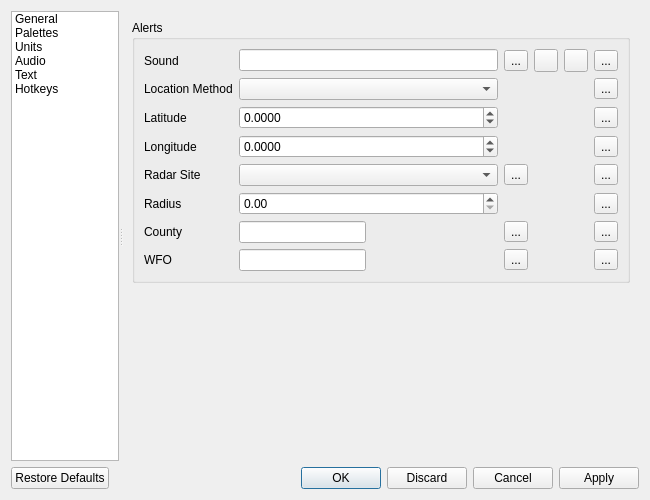
Above: scwx-qt/source/scwx/qt/ui/settings_dialog.ui from TornadoRTX/TorDar before the change. Below: the same form after it.
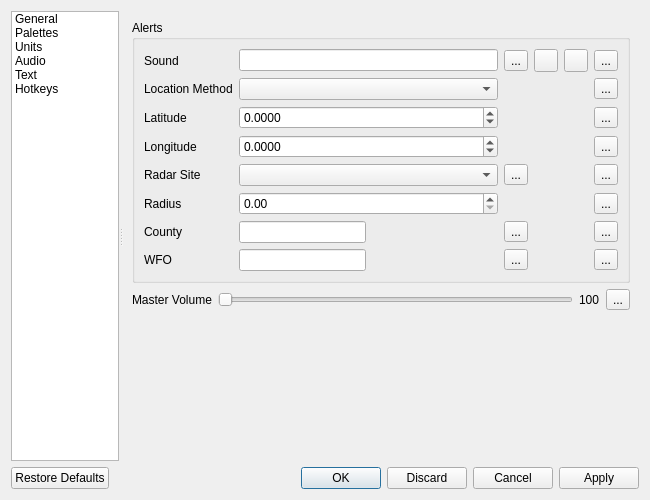
That is the form after the change. The open tabs and pages were chosen to show the change. Icons and pictures are not drawn. Custom widgets are drawn as their Qt base class.

Commit message: Add master volume control to audio settings

Patch:
```diff
--- a/scwx-qt/source/scwx/qt/ui/settings_dialog.ui
+++ b/scwx-qt/source/scwx/qt/ui/settings_dialog.ui
@@ -1231,6 +1231,56 @@
              </layout>
             </widget>
            </item>
+           <item>
+            <widget class="QWidget" name="widget" native="true">
+             <layout class="QGridLayout" name="gridLayout_5">
+              <property name="leftMargin">
+               <number>0</number>
+              </property>
+              <property name="topMargin">
+               <number>0</number>
+              </property>
+              <property name="rightMargin">
+               <number>0</number>
+              </property>
+              <property name="bottomMargin">
+               <number>0</number>
+              </property>
+              <item row="1" column="1">
+               <widget class="QSlider" name="masterVolumeSlider">
+                <property name="orientation">
+                 <enum>Qt::Orientation::Horizontal</enum>
+                </property>
+               </widget>
+              </item>
+              <item row="1" column="2">
+               <widget class="QLabel" name="masterVolumeLabel">
+                <property name="text">
+                 <string>100</string>
+                </property>
+               </widget>
+              </item>
+              <item row="1" column="0">
+               <widget class="QLabel" name="label_35">
+                <property name="text">
+                 <string>Master Volume</string>
+                </property>
+               </widget>
+              </item>
+              <item row="1" column="3">
+               <widget class="QToolButton" name="resetMasterVolumeButton">
+                <property name="text">
+                 <string>...</string>
+                </property>
+                <property name="icon">
+                 <iconset resource="../../../../scwx-qt.qrc">
+                  <normaloff>:/res/icons/font-awesome-6/rotate-left-solid.svg</normaloff>:/res/icons/font-awesome-6/rotate-left-solid.svg</iconset>
+                </property>
+               </widget>
+              </item>
+             </layout>
+            </widget>
+           </item>
            <item>
             <spacer name="verticalSpacer_6">
              <property name="orientation">
```
Left out of the diff: 8 changed lines with no effect on the pictures.
